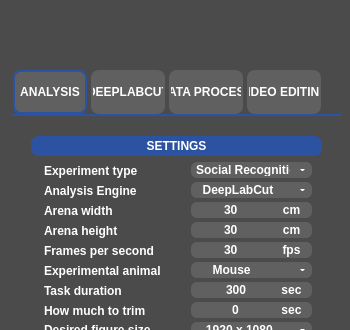
This is src/behavython/gui/assets/ui/behavython_gui.ui in mrdrzit/behavython as Qt 5 draws it before an edit; both pictures show x 0 to 350 and y 0 to 330 of the 350 by 890 pixel window. The edited form follows.
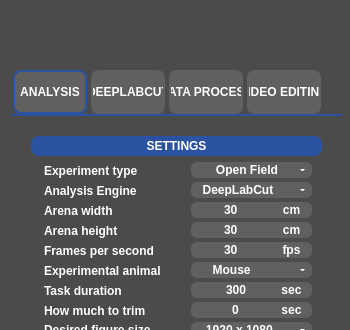
This is the edited form. The open tabs and pages were chosen to show the change. Icons and pictures are not drawn.

Commit message: Implement modular Open Field and Plus Maze analysis pipelines

```diff
--- a/src/behavython/gui/assets/ui/behavython_gui.ui
+++ b/src/behavython/gui/assets/ui/behavython_gui.ui
@@ -133,15 +133,12 @@
      <property name="styleSheet">
       <string notr="true">QComboBox{color:#FFFFFF;font:7pt&quot;Arial&quot;;font-weight:bold;background-color:#606060;border:0px;border-radius:6px;}QListView{color:#FFFFFF;font:8pt&quot;Century Gothic&quot;;font-weight:bold;background-color:#969696;border:0px;}QListView{color:#FFFFFF;font:7pt&quot;Arial&quot;;font-weight:bold;background-color:#606060;border:0px;border-radius:6px;}QComboBox::drop-down{width:20px;border:5px;}QComboBox::down-arrow{border-left:2px solid none;border-right:2px solid none;border-top:2px solid #FFFFFF;width:0.5px;height:1px;border-radius:2px;}QComboBox::down-arrow:hover{border-left:2px solid none;border-right:2px solid none;border-top:2px solid #A21F27;width:0.5px;height:1px;border-radius:2px;}QAbstractItemView{border:2px solid #969696;selection-background-color:#2C53A1;}</string>
      </property>
-     <property name="currentText">
-      <string notr="true">Social Recognition</string>
-     </property>
      <property name="currentIndex">
-      <number>1</number>
+      <number>0</number>
      </property>
      <item>
       <property name="text">
-       <string>          NJR</string>
+       <string>      Open Field</string>
       </property>
      </item>
      <item>
```
Left out of the diff: 12 changed lines with no effect on the pictures. The commit also changes 12 other files.
